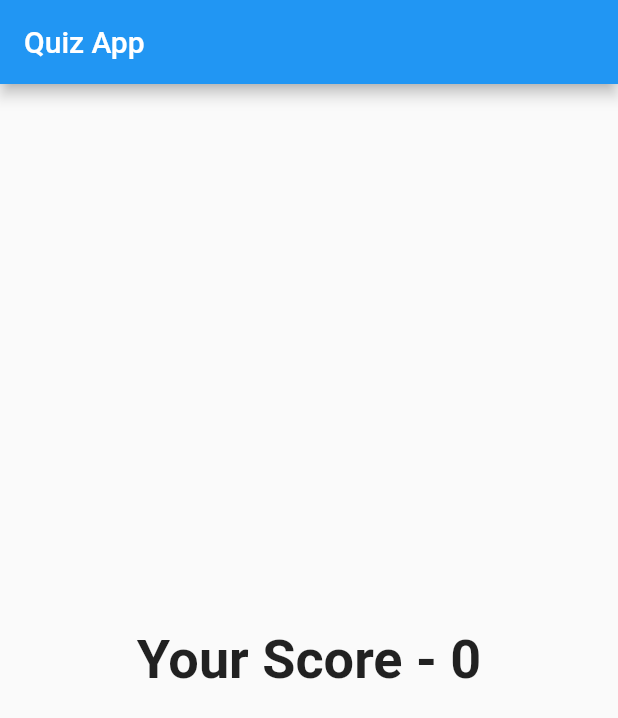
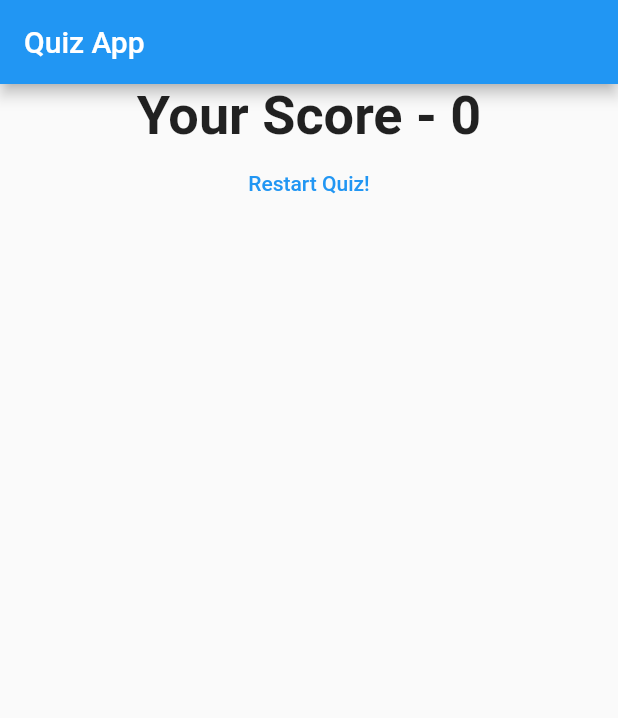
Before and after one commit to pulkitkhandelwal29/Quiz-App, a Flutter app: the screen it shows after launch, after a tap on "Kolkata", after a tap on "1950", after a tap on "Football", on a phone screen of 412 x 824 dp. Shown: the top 718 px of the screen. Run offline on Flutter 3.47's test engine with Material 2 defaults, Android fonts, the phone set to English and light mode, and no system bars.

Commit message:
resetting the quiz

```diff
--- a/lib/main.dart
+++ b/lib/main.dart
@@ -59,6 +59,13 @@ class _MyAppState extends State<MyApp> {
     }
   ];
 
+  void _resetQuiz() {
+    setState(() {
+      _questionIndex = 0;
+      _totalScore = 0;
+    });
+  }
+
   void _AnswerQuestion(int score) {
     _totalScore += score;
     //if answer, move to next question
@@ -82,7 +89,7 @@ class _MyAppState extends State<MyApp> {
                 questions: _questions,
               )
             //else condition in ternary starting with : (questions over)
-            : Result(_totalScore),
+            : Result(_totalScore, _resetQuiz),
       ),
     );
   }
--- a/lib/result.dart
+++ b/lib/result.dart
@@ -2,8 +2,9 @@ import 'package:flutter/material.dart';
 
 class Result extends StatelessWidget {
   final int resultScore;
+  final VoidCallback resetButton;
 
-  Result(this.resultScore);
+  Result(this.resultScore, this.resetButton);
 
   //getter
   String get resultPhrase {
@@ -14,9 +15,18 @@ class Result extends StatelessWidget {
   @override
   Widget build(BuildContext context) {
     return Center(
-      child: Text(
-        resultPhrase,
-        style: TextStyle(fontSize: 36, fontWeight: FontWeight.bold),
+      child: Column(
+        children: <Widget>[
+          Text(
+            resultPhrase,
+            style: TextStyle(fontSize: 36, fontWeight: FontWeight.bold),
+          ),
+          FlatButton(
+            onPressed: resetButton,
+            child: Text('Restart Quiz!'),
+            textColor: Colors.blue,
+          ),
+        ],
       ),
     );
   }
```
